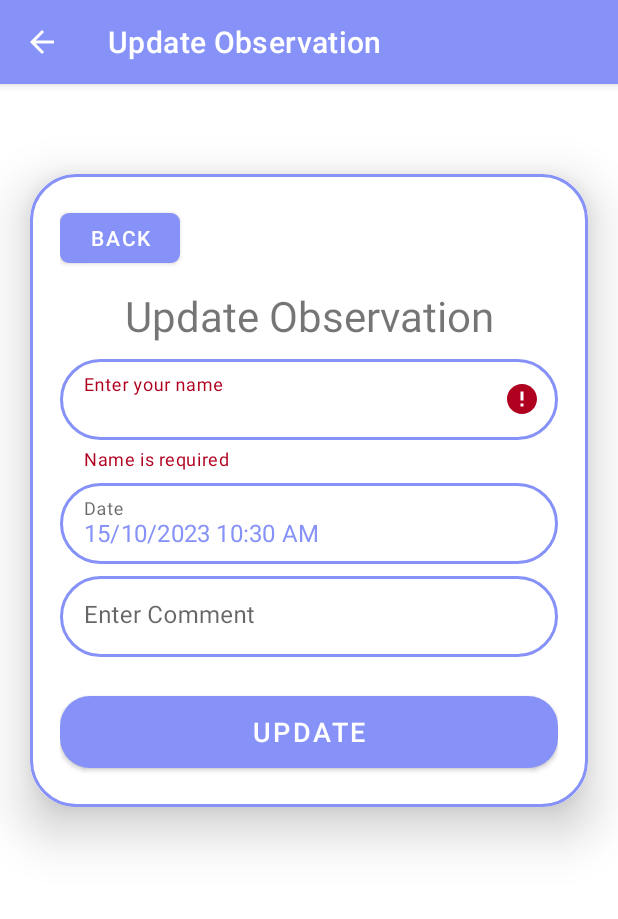
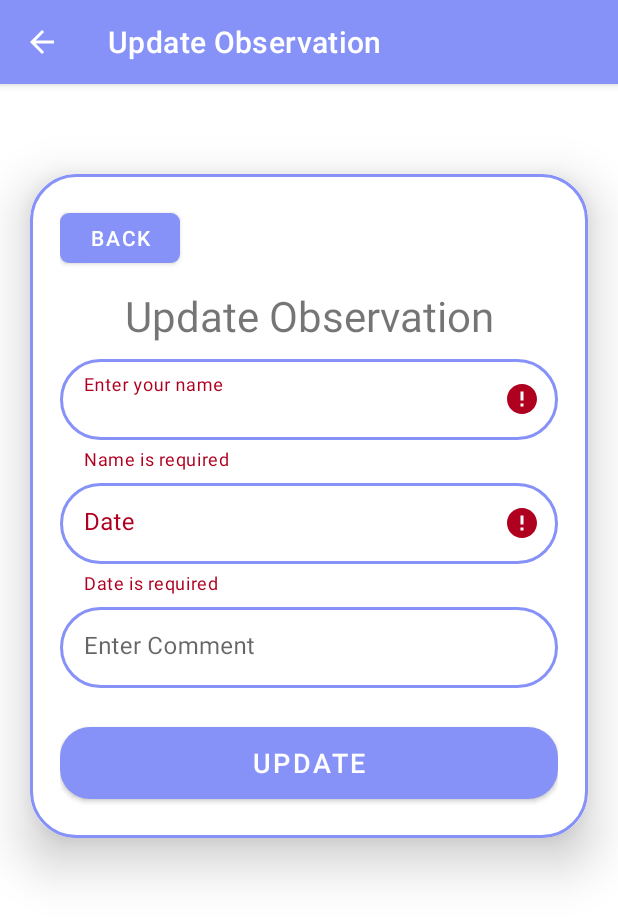
Before and after one commit to phitd1952001/M-HIKER_java, an Android app: the UpdateObservationActivity screen opened directly, with no data from a screen before it, after a tap on "UPDATE", on a phone screen of 412 x 824 dp. Shown: the top 919 px of the screen. Run offline under Robolectric (Android 15) with nearby library versions, the phone set to English and light mode, and no system bars.

Commit message:
done project

```diff
--- a/app/src/main/java/com/example/m_hike/UpdateObservationActivity.java
+++ b/app/src/main/java/com/example/m_hike/UpdateObservationActivity.java
@@ -20,6 +20,7 @@ import java.text.SimpleDateFormat;
 import java.util.Calendar;
 import java.util.Date;
 import java.util.Locale;
+import java.util.TimeZone;
 
 public class UpdateObservationActivity extends AppCompatActivity {
     Button saveButton, backButton;
@@ -44,7 +45,7 @@ public class UpdateObservationActivity extends AppCompatActivity {
 
         dbHelper = new DatabaseHelper(this);
 
-        // Trích xuất dữ liệu cũ và đặt giá trị cho các ô input
+        // Extract old data and set values for input cells
         String name = intent.getStringExtra("name");
         String date = intent.getStringExtra("date");
         String comment = intent.getStringExtra("comment");
@@ -52,13 +53,20 @@ public class UpdateObservationActivity extends AppCompatActivity {
 
 
         editTextName.setText(name);
+
+        // Parse the old date string and set it in the correct format
+        SimpleDateFormat inputFormat = new SimpleDateFormat("dd/MM/yyyy HH:mm a", Locale.getDefault());
+        SimpleDateFormat outputFormat = new SimpleDateFormat("dd/MM/yyyy HH:mm a", Locale.getDefault());
+
+        try {
+            Date oldDate = inputFormat.parse(date);
+            date = outputFormat.format(oldDate);
+        } catch (Exception e) {
+            e.printStackTrace();
+        }
+
         editTextDate.setText(date);
         editTextComment.setText(comment);
-
-        // Set the current date and time to the "editTextDate" field
-        SimpleDateFormat dateTimeFormat = new SimpleDateFormat("dd/MM/yyyy HH:mm a", Locale.getDefault());
-        String currentDateTime = dateTimeFormat.format(new Date());
-        editTextDate.setText(currentDateTime);
 
         // Initialize the DatePickerDialog with the current date
         Calendar calendar = Calendar.getInstance();
@@ -89,7 +97,7 @@ public class UpdateObservationActivity extends AppCompatActivity {
                                 selectedDate.set(Calendar.MINUTE, minute);
 
                                 // Format and set the selected date and time to the "editTextDate" field
-                                SimpleDateFormat dateTimeFormat = new SimpleDateFormat("dd/MM/yyyy hh:mm a", Locale.getDefault());
+                                SimpleDateFormat dateTimeFormat = new SimpleDateFormat("dd/MM/yyyy HH:mm a", Locale.getDefault());
                                 String selectedDateTime = dateTimeFormat.format(selectedDate.getTime());
                                 editTextDate.setText(selectedDateTime);
                             }
@@ -129,21 +137,21 @@ public class UpdateObservationActivity extends AppCompatActivity {
         TextInputLayout textInputLayoutName = findViewById(R.id.textInputLayoutName);
         TextInputLayout textInputLayoutDate = findViewById(R.id.textInputLayoutDate);
 
-        // Ẩn thông báo lỗi và xóa dữ liệu trong EditText
+        // Hidden error notifications and data deletion in EditText
         textInputLayoutName.setErrorEnabled(false);
         textInputLayoutDate.setErrorEnabled(false);
 
         String name = editTextName.getText().toString().trim();
         String date = editTextDate.getText().toString().trim();
 
-        // Kiểm tra và hiển thị thông báo lỗi nếu các trường bắt buộc không hợp lệ
+        // Check and display error notifications if the mandatory schools are invalid
         boolean isValid = true;
 
         if (name.isEmpty()) {
             textInputLayoutName.setError("Name is required");
             isValid = false;
         } else {
-            textInputLayoutName.setError(null); // Xóa thông báo lỗi nếu trường hợp lệ
+            textInputLayoutName.setError(null); // Get data from import fields
         }
 
         if (date.isEmpty()) {
@@ -154,9 +162,9 @@ public class UpdateObservationActivity extends AppCompatActivity {
         }
 
         if (!isValid) {
-            // Hiển thị thông báo lỗi và không lưu dữ liệu nếu có lỗi
-            Toast.makeText(UpdateObservationActivity.this, "Vui lòng điền đầy đủ thông tin.", Toast.LENGTH_SHORT).show();
-            return; // Không thực hiện cập nhật nếu có lỗi
+            // Display error notifications and not save data if there is an error
+            Toast.makeText(UpdateObservationActivity.this, "Please complete all information", Toast.LENGTH_SHORT).show();
+            return;
         }
 
         AlertDialog.Builder builder = new AlertDialog.Builder(UpdateObservationActivity.this);
@@ -174,7 +182,7 @@ public class UpdateObservationActivity extends AppCompatActivity {
                 hikingId
                 );
 
-        // Gọi phương thức refreshData() trong MainActivity để cập nhật danh sách dữ liệu
+        // Call the refreshData() method in MainActivity to update the data list
         DetailActivity detailActivity = (DetailActivity) getParent();
         detailActivity.refreshData();
         dialog.dismiss();
--- a/app/src/main/res/drawable/ic_baseline_delete_24.xml
+++ /dev/null
@@ -1,5 +0,0 @@
-<vector android:height="24dp" android:tint="#FD0000"
-    android:viewportHeight="24" android:viewportWidth="24"
-    android:width="24dp" xmlns:android="http://schemas.android.com/apk/res/android">
-    <path android:fillColor="@android:color/white" android:pathData="M6,19c0,1.1 0.9,2 2,2h8c1.1,0 2,-0.9 2,-2V7H6v12zM19,4h-3.5l-1,-1h-5l-1,1H5v2h14V4z"/>
-</vector>
--- a/app/src/main/res/drawable/ic_baseline_edit_24.xml
+++ /dev/null
@@ -1,5 +0,0 @@
-<vector android:height="24dp" android:tint="#FFB300"
-    android:viewportHeight="24" android:viewportWidth="24"
-    android:width="24dp" xmlns:android="http://schemas.android.com/apk/res/android">
-    <path android:fillColor="@android:color/white" android:pathData="M3,17.25V21h3.75L17.81,9.94l-3.75,-3.75L3,17.25zM20.71,7.04c0.39,-0.39 0.39,-1.02 0,-1.41l-2.34,-2.34c-0.39,-0.39 -1.02,-0.39 -1.41,0l-1.83,1.83 3.75,3.75 1.83,-1.83z"/>
-</vector>
--- a/app/src/main/res/drawable/ic_baseline_format_list_bulleted_24.xml
+++ /dev/null
@@ -1,5 +0,0 @@
-<vector android:autoMirrored="true" android:height="24dp"
-    android:tint="#00C2FD" android:viewportHeight="24"
-    android:viewportWidth="24" android:width="24dp" xmlns:android="http://schemas.android.com/apk/res/android">
-    <path android:fillColor="@android:color/white" android:pathData="M4,10.5c-0.83,0 -1.5,0.67 -1.5,1.5s0.67,1.5 1.5,1.5 1.5,-0.67 1.5,-1.5 -0.67,-1.5 -1.5,-1.5zM4,4.5c-0.83,0 -1.5,0.67 -1.5,1.5S3.17,7.5 4,7.5 5.5,6.83 5.5,6 4.83,4.5 4,4.5zM4,16.5c-0.83,0 -1.5,0.68 -1.5,1.5s0.68,1.5 1.5,1.5 1.5,-0.68 1.5,-1.5 -0.67,-1.5 -1.5,-1.5zM7,19h14v-2L7,17v2zM7,13h14v-2L7,11v2zM7,5v2h14L21,5L7,5z"/>
-</vector>
--- a/app/src/main/res/layout/activity_detail.xml
+++ b/app/src/main/res/layout/activity_detail.xml
@@ -13,6 +13,7 @@
         android:background="@color/lavender"
         android:padding="15sp">
 
+        <!-- Button "Back" -->
         <Button
             android:id="@+id/backButton"
             android:layout_width="80dp"
@@ -23,6 +24,7 @@
             android:text="Back"
             app:cornerRadius="6dp" />
 
+        <!-- Text "Observation" -->
         <TextView
             android:layout_width="match_parent"
             android:layout_height="match_parent"
--- a/app/src/main/res/layout/activity_update_observation.xml
+++ b/app/src/main/res/layout/activity_update_observation.xml
@@ -64,7 +64,7 @@
                 app:boxStrokeWidthFocused="0dp"
                 app:helperTextEnabled="false"
                 android:required="true"
-                app:helperTextTextAppearance="@style/HelperTextNoMargin"> <!-- Tắt hiển thị helperText -->
+                app:helperTextTextAppearance="@style/HelperTextNoMargin">
 
                 <EditText
                     android:id="@+id/editText_Name"
@@ -88,7 +88,7 @@
                 app:boxStrokeWidthFocused="0dp"
                 app:helperTextEnabled="false"
                 android:required="true"
-                app:helperTextTextAppearance="@style/HelperTextNoMargin"> <!-- Tắt hiển thị helperText -->
+                app:helperTextTextAppearance="@style/HelperTextNoMargin">
 
                 <EditText
                     android:id="@+id/editTextDate"
@@ -115,7 +115,7 @@
                 app:boxStrokeWidth="0dp"
                 app:boxStrokeWidthFocused="0dp"
                 app:helperTextEnabled="false"
-                app:helperTextTextAppearance="@style/HelperTextNoMargin"> <!-- Tắt hiển thị helperText -->
+                app:helperTextTextAppearance="@style/HelperTextNoMargin">
 
                 <EditText
                     android:id="@+id/editText_Comment"
```
Also changed, not shown: app/src/main/java/com/example/m_hike/DetailActivity.java (+9 -14 lines), app/src/main/java/com/example/m_hike/MainActivity.java (+4 -4 lines), app/src/main/java/com/example/m_hike/MyAdapter.java (+7 -7 lines), app/src/main/java/com/example/m_hike/MyAdapterObservation.java (+7 -7 lines), app/src/main/java/com/example/m_hike/UpdateActivity.java (+20 -20 lines), app/src/main/java/com/example/m_hike/UploadActivity.java (+14 -14 lines), app/src/main/java/com/example/m_hike/UploadObservationActivity.java (+10 -10 lines), app/src/main/res/layout/activity_update.xml (+7 -7 lines), app/src/main/res/layout/activity_upload.xml (+6 -6 lines), app/src/main/res/layout/activity_upload_observation.xml (+7 -2 lines), app/src/main/res/layout/recycler_detail_item.xml (+1 -11 lines), app/src/main/res/drawable/uploadimg.png (deleted).
